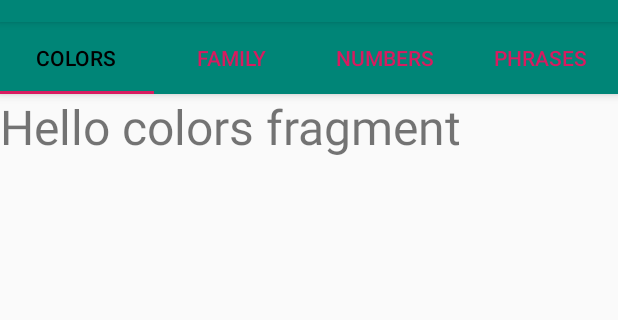
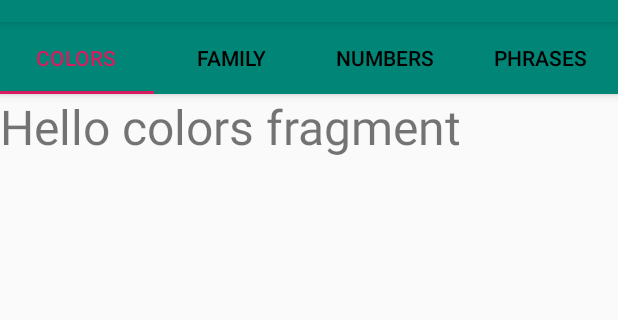
Before and after one commit to AhmadDalao/MiowkApp, an Android app: the screen it shows after launch (MainActivity), on a phone screen of 412 x 824 dp, the part 62-382 px from its top. Run offline under Robolectric (Android 15) with nearby library versions, the phone set to English and light mode, and no system bars.

Commit message:
found a way to change the color for the taplayout looks good

```diff
--- a/app/src/main/java/com/example/android/miowkapp/MainActivity.java
+++ b/app/src/main/java/com/example/android/miowkapp/MainActivity.java
@@ -18,30 +18,19 @@ public class MainActivity extends AppCompatActivity {
         super.onCreate(savedInstanceState);
         setContentView(R.layout.activity_main);
 
-        // //Set the content of the activity to use the activity_main.xml layout file
         // Find the view pager that will allow the user to swipe between fragments
-        // you can fine id.MyViewPager in activity main.xml under viewPager View
-
+        // you can fine id.viewpager in activity main.xml under viewPager View
         ViewPager viewPager = (ViewPager) findViewById(R.id.viewpager);
         if (viewPager != null) {
             setupViewPager(viewPager);
         }
-        // Create an adapter that knows which fragment should be shown on each page
-        //  myViewPagerAdapter adapter = new myViewPagerAdapter(getSupportFragmentManager());
         //  add the icon to the tap layout
         TabLayout tabLayout = (TabLayout) findViewById(R.id.tabs);
-
         tabLayout.setupWithViewPager(viewPager);
-
-
         //this code will change the color of the text on the tab layout both code below will work  just fine ..
-
-        //      tabLayout.setTabTextColors(Color.parseColor("#D3D3D3"),Color.parseColor("#f32159"));
-
-        tabLayout.setTabTextColors(getResources().getColor(R.color.colorAccent), getResources().getColor(R.color.myBlack));
-
+        //  tabLayout.setTabTextColors(Color.parseColor("#D3D3D3"),Color.parseColor("#f32159"));
+        tabLayout.setTabTextColors(getResources().getColor(R.color.myBlack), getResources().getColor(R.color.colorAccent));
         //  tabLayout.setTabIconTint(  );
-
 
 //        // to add icons to the taps
 //        tabLayout.getTabAt(0).setIcon(R.drawable.ic_colors);
@@ -49,20 +38,17 @@ public class MainActivity extends AppCompatActivity {
 //        tabLayout.getTabAt(2).setIcon(R.drawable.ic_numbers);
 //        tabLayout.getTabAt(3).setIcon(R.drawable.ic_proverb);
 
-
     } // end of onCreate method
-
 
     //  this method will add my fragments to the viewPager so i can see them on the screen
     private void setupViewPager(ViewPager viewPager) {
+        // Create an adapter that knows which fragment should be shown on each page
         myViewPagerAdapter adapter = new myViewPagerAdapter(getSupportFragmentManager());
+        //  the more you add the more taps you have but you need to create the class and xml file for the new fragments .
         adapter.addFragment(new Colors(), "Colors");
         adapter.addFragment(new Family(), "Family");
         adapter.addFragment(new Numbers(), "Numbers");
         adapter.addFragment(new phrases(), "Phrases");
-
-
-//  the more you add the more taps you have but you need to create the class and xml file for the new fragments .
         viewPager.setAdapter(adapter);
     }
 
```
